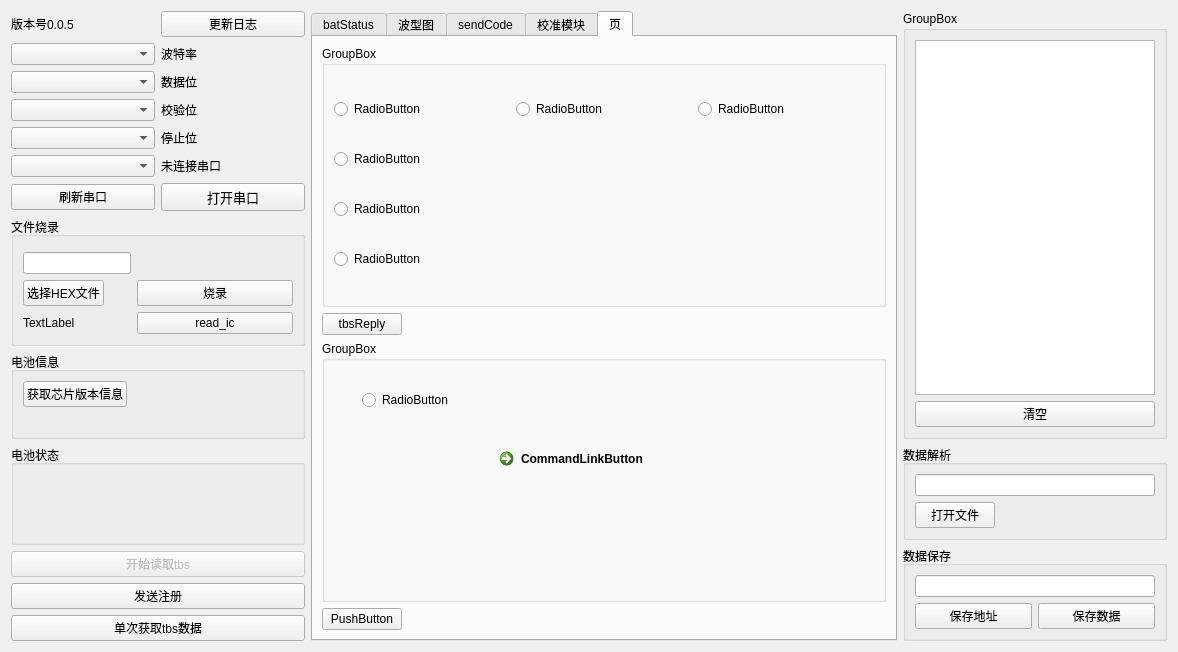
Qt form qtproj/widget.ui (Fboxtt/qt_proj) before a commit.
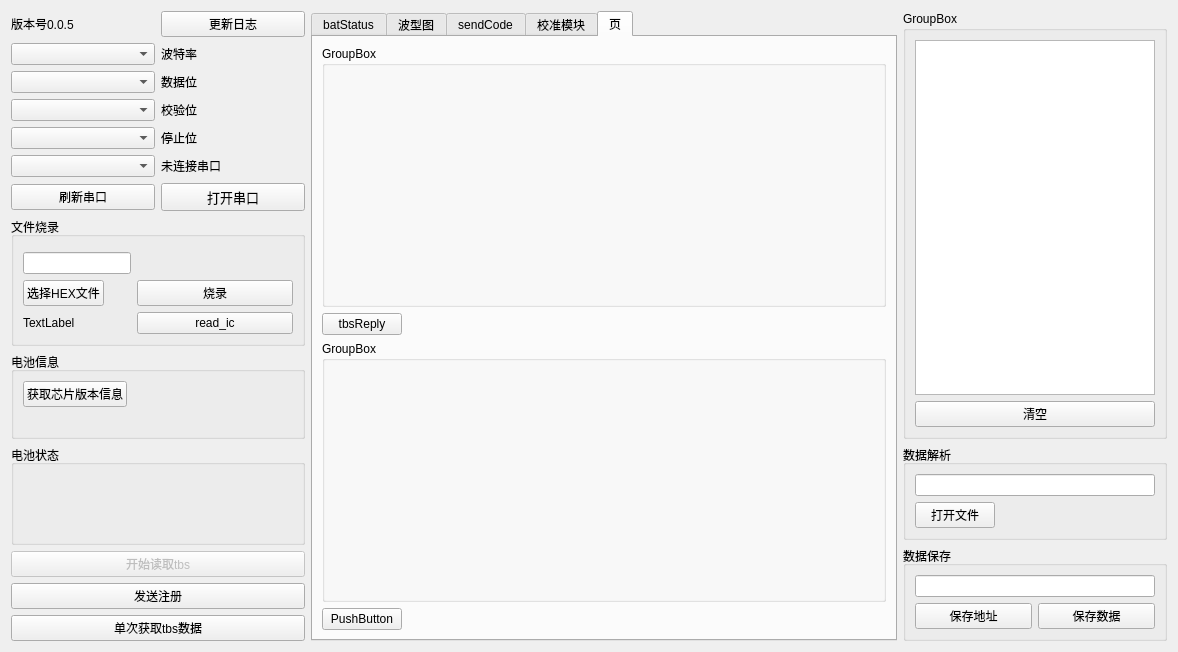
The same form after that commit.

Commit message: 初步构建新tbs结构体

Patch:
```diff
--- a/qtproj/widget.ui
+++ b/qtproj/widget.ui
@@ -918,50 +918,7 @@
          <property name="title">
           <string>GroupBox</string>
          </property>
-         <layout class="QGridLayout" name="gridLayout_21">
-          <item row="3" column="0">
-           <widget class="QRadioButton" name="radioButton_3">
-            <property name="text">
-             <string>RadioButton</string>
-            </property>
-           </widget>
-          </item>
-          <item row="2" column="0">
-           <widget class="QRadioButton" name="radioButton_2">
-            <property name="text">
-             <string>RadioButton</string>
-            </property>
-           </widget>
-          </item>
-          <item row="1" column="0">
-           <widget class="QRadioButton" name="radioButton">
-            <property name="text">
-             <string>RadioButton</string>
-            </property>
-           </widget>
-          </item>
-          <item row="4" column="0">
-           <widget class="QRadioButton" name="radioButton_4">
-            <property name="text">
-             <string>RadioButton</string>
-            </property>
-           </widget>
-          </item>
-          <item row="1" column="1">
-           <widget class="QRadioButton" name="radioButton_6">
-            <property name="text">
-             <string>RadioButton</string>
-            </property>
-           </widget>
-          </item>
-          <item row="1" column="2">
-           <widget class="QRadioButton" name="radioButton_7">
-            <property name="text">
-             <string>RadioButton</string>
-            </property>
-           </widget>
-          </item>
-         </layout>
+         <layout class="QGridLayout" name="gridLayout_21"/>
         </widget>
        </item>
        <item row="3" column="0">
@@ -976,32 +933,6 @@
          <property name="title">
           <string>GroupBox</string>
          </property>
-         <widget class="QCommandLinkButton" name="commandLinkButton">
-          <property name="geometry">
-           <rect>
-            <x>170</x>
-            <y>100</y>
-            <width>168</width>
-            <height>41</height>
-           </rect>
-          </property>
-          <property name="text">
-           <string>CommandLinkButton</string>
-          </property>
-         </widget>
-         <widget class="QRadioButton" name="radioButton_5">
-          <property name="geometry">
-           <rect>
-            <x>40</x>
-            <y>50</y>
-            <width>91</width>
-            <height>18</height>
-           </rect>
-          </property>
-          <property name="text">
-           <string>RadioButton</string>
-          </property>
-         </widget>
         </widget>
        </item>
        <item row="3" column="1">
```
The commit also changes 2 other files.
